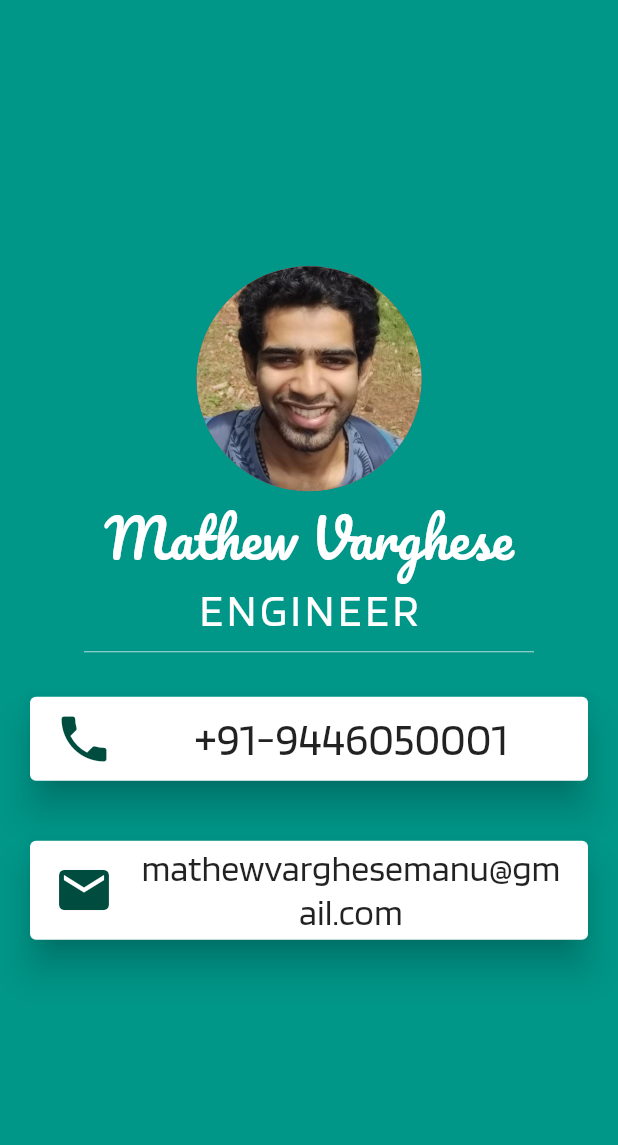
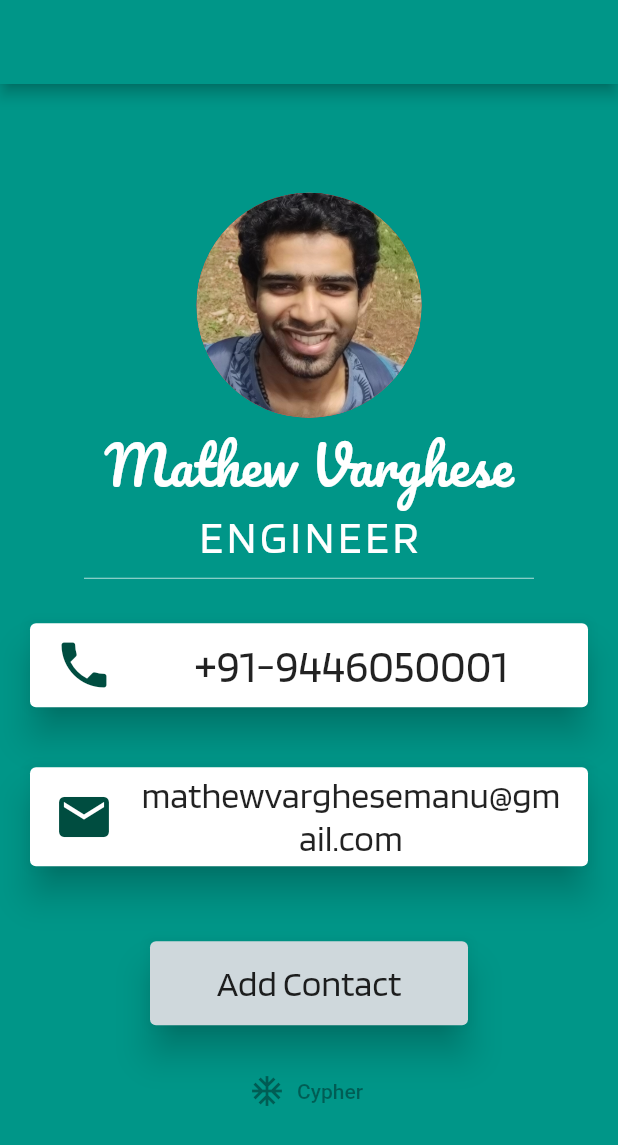
Before and after one commit to mathewvarghesemanu/Contacts-mate, a Flutter app: the screen it shows after launch, on a phone screen of 412 x 824 dp. Shown: the top 1145 px of the screen. Run offline on Flutter 3.47's test engine with Material 2 defaults, Android fonts, the phone set to English and light mode, and no system bars.

Commit message:
add contact button added

```diff
--- a/lib/main.dart
+++ b/lib/main.dart
@@ -12,6 +12,9 @@ class MyApp extends StatelessWidget {
     return MaterialApp(
         home: Scaffold(
       backgroundColor: Colors.teal,
+      appBar: AppBar(
+        backgroundColor: Colors.teal,
+      ),
       body: SafeArea(
         child: Column(
           mainAxisAlignment: MainAxisAlignment.center,
@@ -86,6 +89,32 @@ class MyApp extends StatelessWidget {
                 ),
               ),
             ),
+            SizedBox(
+              height: 10,
+            ),
+            Card(
+              elevation: 10,
+              color: Colors.blueGrey[100],
+              margin: EdgeInsets.symmetric(vertical: 20, horizontal: 100),
+              child: ListTile(
+                title: Text(
+                  'Add Contact',
+                  textAlign: TextAlign.center,
+                  style: TextStyle(
+                    fontFamily: 'Blinker',
+                    color: Colors.black87,
+                    fontSize: 24,
+                  ),
+                ),
+              ),
+            ),
+            FlatButton.icon(
+              onPressed: null,
+              icon: Icon(
+                Icons.ac_unit,
+              ),
+              label: Text('Cypher'),
+            ),
           ],
         ),
       ),
```
